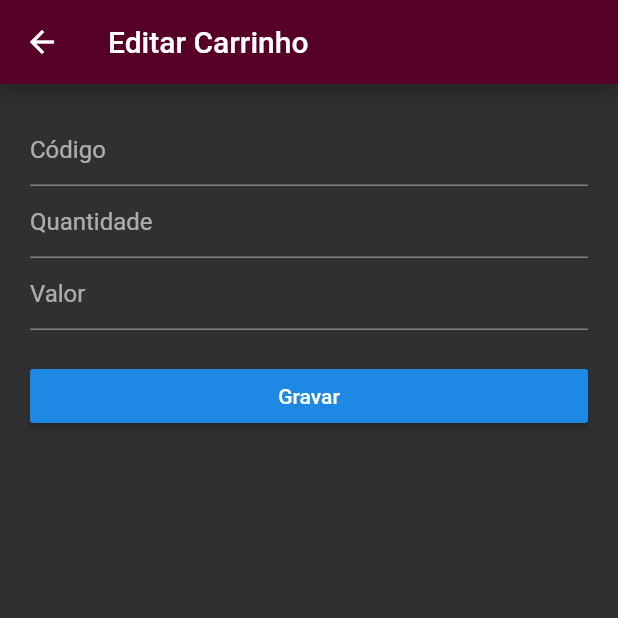
After one commit to alanpasi/rancho_no_supermercado, a Flutter app: the EditShoppingCartView screen opened directly, on a phone screen of 412 x 824 dp, the top half of it. The commit adds this screen. Run offline on Flutter 3.47's test engine with Material 2 defaults, Android fonts, the light colour scheme and no system bars; our stand-ins replace cloud_firestore, firebase_auth; missing offline and left inert: flutter_barcode_scanner; accounts and stored records are empty.

```diff
--- a/lib/models/produto.dart
+++ b/lib/models/produto.dart
@@ -1,32 +1,27 @@
-//import 'package:cloud_firestore/cloud_firestore.dart';
-
 class Produto {
   final String codigo;
   final String descricao;
   final String unidade;
   final double valor;
+  final String categoria;
 
-  Produto({this.codigo, this.descricao, this.unidade, this.valor});
+  Produto(
+      {this.codigo, this.descricao, this.unidade, this.valor, this.categoria});
 
   Map<String, dynamic> toMap() {
     return {
       'codigo': codigo,
       'descricao': descricao,
       'unidade': unidade,
-      'valor': valor
+      'valor': valor,
+      'categoria': categoria
     };
   }
 
   Produto.fromFirestore(Map<String, dynamic> firestore)
-  : codigo = firestore['codigo'],
-  descricao = firestore['descricao'],
-  unidade = firestore['unidade'],
-  valor = firestore['valor'];
-
-//  Produto.fromMap(Map<String, dynamic> data) {
-//    codigo = data['codigo'];
-//    descricao = data['descricao'];
-//    unidade = data['unidade'];
-//    valor = data['valor'];
-//  }
+      : codigo = firestore['codigo'],
+        descricao = firestore['descricao'],
+        unidade = firestore['unidade'],
+        valor = firestore['valor'],
+        categoria = firestore['categoria'];
 }
--- /dev/null
+++ b/lib/models/shopping_cart.dart
@@ -0,0 +1,24 @@
+class ShoppingCart {
+  final String carrinhoId;
+  final String codigo;
+  final double quantidade;
+  final double valor;
+
+
+  ShoppingCart({this.carrinhoId, this.codigo, this.quantidade, this.valor});
+
+  Map<String, dynamic> toMap() {
+    return {
+      'carrinhoId': carrinhoId,
+      'codigo': codigo,
+      'quantidade': quantidade,
+      'valor': valor
+    };
+  }
+
+  ShoppingCart.fromFirestore(Map<String, dynamic> firestore)
+      : carrinhoId = firestore['carrinhoId'],
+        codigo = firestore['codigo'],
+        quantidade = firestore['quantidade'],
+        valor = firestore['valor'];
+}
--- a/lib/providers/product_provider.dart
+++ b/lib/providers/product_provider.dart
@@ -8,6 +8,7 @@ class ProductProvider with ChangeNotifier {
   String _descricao;
   String _unidade;
   double _valor;
+  String _categoria;
 
   // getters
   String get codigo => _codigo;
@@ -17,6 +18,8 @@ class ProductProvider with ChangeNotifier {
   String get unidade => _unidade;
 
   double get valor => _valor;
+
+  String get categoria => _categoria;
 
   // setters
   changeCodigo(String value) {
@@ -39,18 +42,23 @@ class ProductProvider with ChangeNotifier {
     notifyListeners();
   }
 
+  changeCategoria(String value) {
+    _categoria = value;
+    notifyListeners();
+  }
+
   saveProduct() {
     print(_codigo);
     print('codigo: $codigo');
     if (_codigo == null) {
       print('_codigo É NULL!!!!!!!');
       var newProduct = Produto(
-          codigo: codigo, descricao: descricao, unidade: unidade, valor: valor);
+          codigo: codigo, descricao: descricao, unidade: unidade, valor: valor, categoria: categoria);
       firestoreService.saveProduct(newProduct);
     } else {
       //Update
       var updatedProduct = Produto(
-          codigo: codigo, descricao: descricao, unidade: unidade, valor: valor);
+          codigo: codigo, descricao: descricao, unidade: unidade, valor: valor, categoria: categoria);
       firestoreService.saveProduct(updatedProduct);
     }
   }
@@ -64,5 +72,6 @@ class ProductProvider with ChangeNotifier {
     _descricao = produto.descricao;
     _unidade = produto.unidade;
     _valor = produto.valor;
+    _categoria = produto.categoria;
   }
 }
--- /dev/null
+++ b/lib/providers/shopping_cart_provider.dart
@@ -0,0 +1,60 @@
+import 'package:flutter/material.dart';
+import 'package:rancho_no_supermercado/models/shopping_cart.dart';
+import 'package:rancho_no_supermercado/services/firestore_service.dart';
+import 'package:uuid/uuid.dart';
+
+class ShoppingCartProvider with ChangeNotifier {
+  final firestoreService = FiresotoreService();
+  String _codigo;
+  double _quantidade;
+  double _valor;
+  String _carrinhoId;
+  var uuid = Uuid();
+
+  // getters
+  String get codigo => _codigo;
+
+  double get quantidade => _quantidade;
+
+  double get valor => _valor;
+
+  // setters
+  changeCodigo(String value) {
+    _codigo = value;
+    notifyListeners();
+  }
+
+  changeQuantidade(String value) {
+    _quantidade = double.parse(value);
+    notifyListeners();
+  }
+
+  changeValor(String value) {
+    _valor = double.parse(value);
+    notifyListeners();
+  }
+
+  saveShoppingCart() {
+    if (_codigo == null) {
+      var newShoppingCart = ShoppingCart(
+          codigo: codigo, quantidade: _quantidade, valor: valor, carrinhoId: uuid.v4());
+      firestoreService.saveShoppingCart(newShoppingCart);
+    } else {
+      //Update
+      var updatedShoppingCart = ShoppingCart(
+          codigo: codigo, quantidade: _quantidade, valor: valor, carrinhoId: uuid.v4());
+      firestoreService.saveShoppingCart(updatedShoppingCart);
+    }
+  }
+
+  removeShoppingCart(String carrinhoId) {
+    firestoreService.removeShoppingCart(carrinhoId);
+  }
+
+  loadValues(ShoppingCart shoppingCart) {
+    _codigo = shoppingCart.codigo;
+    _quantidade = shoppingCart.quantidade;
+    _valor = shoppingCart.valor;
+    _carrinhoId = shoppingCart.carrinhoId;
+  }
+}
--- a/lib/services/firestore_service.dart
+++ b/lib/services/firestore_service.dart
@@ -1,5 +1,6 @@
 import 'package:cloud_firestore/cloud_firestore.dart';
 import 'package:rancho_no_supermercado/models/produto.dart';
+import 'package:rancho_no_supermercado/models/shopping_cart.dart';
 
 class FiresotoreService {
   Firestore _db = Firestore.instance;
@@ -17,6 +18,23 @@ class FiresotoreService {
   }
 
   Stream<List<Produto>> getProducts() {
-    return _db.collection('produto').snapshots().map((snapshot) => snapshot.documents.map((document) => Produto.fromFirestore(document.data)).toList());
+    return _db.collection('produto').orderBy('descricao').snapshots().map((snapshot) => snapshot.documents.map((document) => Produto.fromFirestore(document.data)).toList());
   }
+
+  Future<void> saveShoppingCart(ShoppingCart shoppingCart) {
+    return _db
+        .collection('carrinho')
+        .document(shoppingCart.carrinhoId)
+        .setData(shoppingCart.toMap());
+  }
+
+
+  Stream<List<ShoppingCart>> getShoppingCart() {
+    return _db.collection('carrinho').snapshots().map((snapshot) => snapshot.documents.map((document) => ShoppingCart.fromFirestore(document.data)).toList());
+  }
+
+  Future<void> removeShoppingCart(String carrinhoId) {
+    return _db.collection('carrinho').document(carrinhoId).delete();
+  }
+
 }
--- /dev/null
+++ b/lib/views/edit_shopping_cart_view.dart
@@ -0,0 +1,115 @@
+import 'package:flutter/material.dart';
+import 'package:provider/provider.dart';
+import 'package:rancho_no_supermercado/models/shopping_cart.dart';
+import 'package:rancho_no_supermercado/providers/shopping_cart_provider.dart';
+import 'package:rancho_no_supermercado/views/shopping_cart_view.dart';
+
+class EditShoppingCartView extends StatefulWidget {
+  final ShoppingCart shoppingCart;
+
+  EditShoppingCartView([this.shoppingCart]);
+
+  @override
+  _EditShoppingCartViewState createState() => _EditShoppingCartViewState();
+}
+
+class _EditShoppingCartViewState extends State<EditShoppingCartView> {
+  final codigoController = TextEditingController();
+  final quantidadeController = TextEditingController();
+  final valorController = TextEditingController();
+
+  @override
+  void dispose() {
+    codigoController.dispose();
+    quantidadeController.dispose();
+    valorController.dispose();
+    super.dispose();
+  }
+
+  @override
+  void initState() {
+    if (widget.shoppingCart == null) {
+      // new record
+      codigoController.text = '';
+      quantidadeController.text = '';
+      valorController.text = '';
+      new Future.delayed(Duration.zero, () {
+        final shoppingCartProvider =
+            Provider.of<ShoppingCartProvider>(context, listen: false);
+        shoppingCartProvider.loadValues(ShoppingCart());
+      });
+    } else {
+      // existing record
+      // controller update
+      codigoController.text = widget.shoppingCart.codigo;
+      quantidadeController.text = widget.shoppingCart.quantidade.toString();
+      valorController.text = widget.shoppingCart.valor.toString();
+      // state update
+      new Future.delayed(Duration.zero, () {
+        final shoppingCartProvider =
+            Provider.of<ShoppingCartProvider>(context, listen: false);
+        shoppingCartProvider.loadValues(widget.shoppingCart);
+      });
+    }
+    super.initState();
+  }
+
+  @override
+  Widget build(BuildContext context) {
+    final shoppingCartProvider = Provider.of<ShoppingCartProvider>(context);
+    return Scaffold(
+      appBar: AppBar(
+        title: Text('Editar Carrinho'),
+      ),
+      body: Padding(
+        padding: const EdgeInsets.all(20.0),
+        child: ListView(
+          children: <Widget>[
+            TextField(
+              decoration: InputDecoration(hintText: 'Código'),
+              controller: codigoController,
+              onChanged: (value) {
+                shoppingCartProvider.changeCodigo(value);
+              },
+            ),
+            TextField(
+              decoration: InputDecoration(hintText: 'Quantidade'),
+              controller: quantidadeController,
+              onChanged: (value) {
+                shoppingCartProvider.changeQuantidade(value);
+              },
+            ),
+            TextField(
+              decoration: InputDecoration(hintText: 'Valor'),
+              controller: valorController,
+              onChanged: (value) {
+                shoppingCartProvider.changeValor(value);
+              },
+            ),
+            SizedBox(
+              height: 20.0,
+            ),
+            RaisedButton(
+              onPressed: () {
+                shoppingCartProvider.saveShoppingCart();
+                Navigator.of(context).pop();
+              },
+              child: Text('Gravar'),
+            ),
+            (widget.shoppingCart != null)
+                ? RaisedButton(
+                    color: Colors.red,
+                    onPressed: () {
+                      shoppingCartProvider
+                          .removeShoppingCart(widget.shoppingCart.carrinhoId);
+                      Navigator.of(context).pop();
+                    },
+                    child: Text('Apagar'),
+                  )
+                : Container(),
+          ],
+        ),
+      ),
+    );
+  }
+}
--- a/pubspec.yaml
+++ b/pubspec.yaml
@@ -28,11 +28,15 @@ dependencies:
   firebase_auth: ^0.16.1
   cloud_firestore: ^0.13.7
 
+  uuid: ^2.2.0
+
   flutter_spinkit: ^4.1.2+1
 
   provider: ^4.3.1
 
   flutter_barcode_scanner: ^1.0.1
+
+  dropdownfield: ^1.0.3
 
   # The following adds the Cupertino Icons font to your application.
   # Use with the CupertinoIcons class for iOS style icons.
```
Also changed, not shown: lib/main.dart (+3 -4 lines), lib/shared/loading.dart (deleted, +0 -25 lines), lib/views/edit_product_view.dart (+114 -11 lines), lib/views/loging_view.dart (+4 -9 lines), lib/views/product_view.dart (+32 -10 lines), lib/views/register_view.dart (+3 -8 lines), lib/views/shopping_cart_view.dart (added, +62 -0 lines), pubspec.lock, 1 other file.
